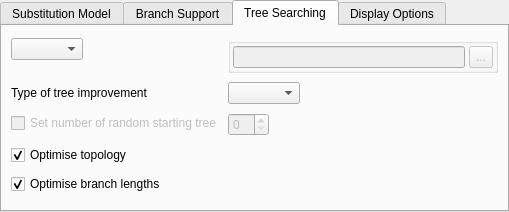
violethaze74/ugene, file src/plugins/external_tool_support/src/phyml/PhyMLDialog.ui: the form before one commit.
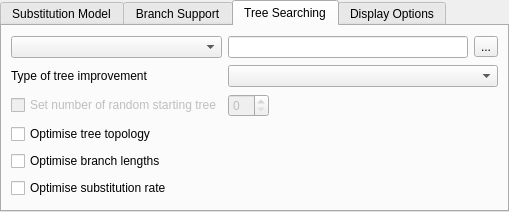
The form after the commit. The open tabs and pages were chosen to show the change. Custom widgets are drawn as their Qt base class.

Commit message: UGENE-5670. PhyML parameter -o

What changed in the file:
```diff
--- a/src/plugins/external_tool_support/src/phyml/PhyMLDialog.ui
+++ b/src/plugins/external_tool_support/src/phyml/PhyMLDialog.ui
@@ -358,19 +358,8 @@
       <attribute name="title">
        <string>Tree Searching</string>
       </attribute>
-      <layout class="QFormLayout" name="formLayout">
-       <property name="sizeConstraint">
-        <enum>QLayout::SetMinAndMaxSize</enum>
-       </property>
-       <property name="fieldGrowthPolicy">
-        <enum>QFormLayout::ExpandingFieldsGrow</enum>
-       </property>
+      <layout class="QGridLayout" name="gridLayout">
        <item row="0" column="0">
-        <layout class="QHBoxLayout" name="horizontalLayout_3">
-         <property name="sizeConstraint">
-          <enum>QLayout::SetMinAndMaxSize</enum>
-         </property>
-         <item>
           <widget class="QComboBox" name="treeTypesCombo">
            <property name="sizePolicy">
             <sizepolicy hsizetype="Preferred" vsizetype="Fixed">
@@ -392,70 +381,17 @@
            </property>
           </widget>
          </item>
-        </layout>
+       <item row="0" column="1" colspan="2">
+        <widget class="QLineEdit" name="inputFileLineEdit"/>
        </item>
-       <item row="0" column="1">
-        <widget class="QGroupBox" name="inputTreeGroupBox">
-         <property name="enabled">
-          <bool>false</bool>
-         </property>
-         <property name="minimumSize">
-          <size>
-           <width>180</width>
-           <height>0</height>
-          </size>
-         </property>
-         <property name="title">
-          <string/>
-         </property>
-         <layout class="QHBoxLayout" name="horizontalLayout_10">
-          <property name="spacing">
-           <number>4</number>
-          </property>
-          <property name="sizeConstraint">
-           <enum>QLayout::SetMinAndMaxSize</enum>
-          </property>
-          <property name="leftMargin">
-           <number>2</number>
-          </property>
-          <property name="topMargin">
-           <number>2</number>
-          </property>
-          <property name="rightMargin">
-           <number>2</number>
-          </property>
-          <property name="bottomMargin">
-           <number>2</number>
-          </property>
-          <item>
-           <widget class="QLineEdit" name="inputFileLineEdit">
-            <property name="sizePolicy">
-             <sizepolicy hsizetype="Expanding" vsizetype="MinimumExpanding">
-              <horstretch>0</horstretch>
-              <verstretch>0</verstretch>
-             </sizepolicy>
-            </property>
-           </widget>
-          </item>
-          <item>
+       <item row="0" column="3">
            <widget class="QToolButton" name="inputFilePathButton">
-            <property name="sizePolicy">
-             <sizepolicy hsizetype="Fixed" vsizetype="MinimumExpanding">
-              <horstretch>0</horstretch>
-              <verstretch>0</verstretch>
-             </sizepolicy>
-            </property>
             <property name="text">
              <string>...</string>
             </property>
            </widget>
           </item>
-         </layout>
-        </widget>
-       </item>
        <item row="1" column="0">
-        <layout class="QHBoxLayout" name="horizontalLayout_8">
-         <item>
           <widget class="QLabel" name="label_2">
            <property name="text">
             <string>Type of tree improvement</string>
@@ -465,11 +401,17 @@
            </property>
           </widget>
          </item>
-        </layout>
+       <item row="1" column="1" colspan="3">
+        <widget class="QComboBox" name="treeImprovementsCombo">
+         <property name="sizePolicy">
+          <sizepolicy hsizetype="Preferred" vsizetype="Fixed">
+           <horstretch>0</horstretch>
+           <verstretch>0</verstretch>
+          </sizepolicy>
+         </property>
+        </widget>
        </item>
        <item row="2" column="0">
-        <layout class="QHBoxLayout" name="horizontalLayout_4">
-         <item>
           <widget class="QCheckBox" name="treeNumbersCheckbox">
            <property name="enabled">
             <bool>false</bool>
@@ -479,8 +421,6 @@
            </property>
           </widget>
          </item>
-        </layout>
-       </item>
        <item row="2" column="1">
         <widget class="QSpinBox" name="treeNumbersSpinBox">
          <property name="enabled">
@@ -488,13 +428,26 @@
          </property>
         </widget>
        </item>
+       <item row="2" column="2">
+        <spacer name="horizontalSpacer">
+         <property name="orientation">
+          <enum>Qt::Horizontal</enum>
+         </property>
+         <property name="sizeHint" stdset="0">
+          <size>
+           <width>124</width>
+           <height>20</height>
+          </size>
+         </property>
+        </spacer>
+       </item>
        <item row="3" column="0">
         <widget class="QCheckBox" name="optTopologyCheckbox">
          <property name="text">
-          <string>Optimise topology</string>
+          <string>Optimise tree topology</string>
          </property>
          <property name="checked">
-          <bool>true</bool>
+          <bool>false</bool>
          </property>
         </widget>
        </item>
@@ -504,17 +457,14 @@
           <string>Optimise branch lengths</string>
          </property>
          <property name="checked">
-          <bool>true</bool>
+          <bool>false</bool>
          </property>
         </widget>
        </item>
-       <item row="1" column="1">
-        <widget class="QComboBox" name="treeImprovementsCombo">
-         <property name="sizePolicy">
-          <sizepolicy hsizetype="Preferred" vsizetype="Fixed">
-           <horstretch>0</horstretch>
-           <verstretch>0</verstretch>
-          </sizepolicy>
+       <item row="5" column="0">
+        <widget class="QCheckBox" name="optimiseSubstitutionRateCheckbox">
+         <property name="text">
+          <string>Optimise substitution rate</string>
          </property>
         </widget>
        </item>
```
Left out of the diff: 2 changed lines with no effect on the pictures. Lines whose indentation alone changed are shown as unchanged. The commit also changes 2 other files.
